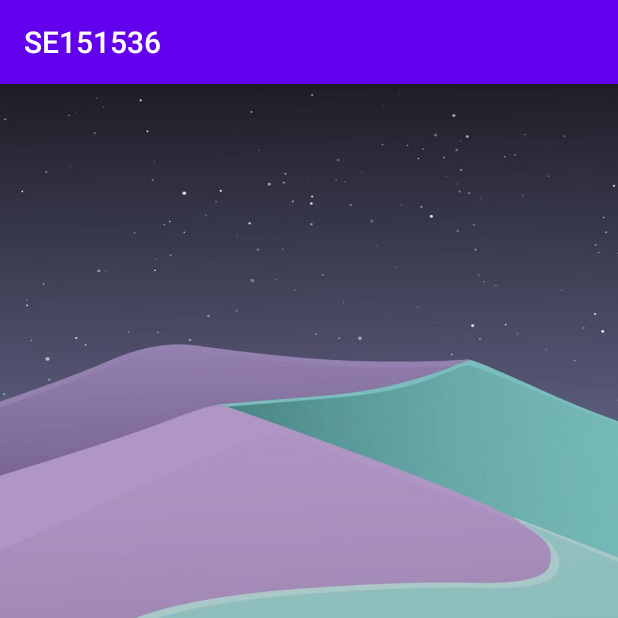
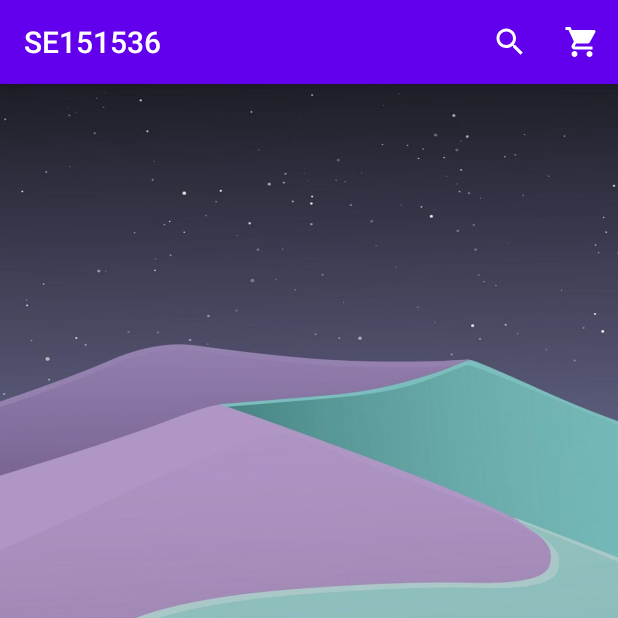
Before and after one commit to pvnamGit/prm301, an Android app: the RecycleViewActivity screen opened directly, with no data from a screen before it, on a phone screen of 412 x 824 dp, the top half of it. Run offline under Robolectric (Android 15) with nearby library versions, the phone set to English and light mode, and no system bars.

Commit message:
create search bar

```diff
--- a/app/src/main/java/com/se151536_phanvannam/recycle/RecycleViewActivity.java
+++ b/app/src/main/java/com/se151536_phanvannam/recycle/RecycleViewActivity.java
@@ -5,6 +5,8 @@ import android.support.annotation.Nullable;
 import android.support.v7.app.AppCompatActivity;
 import android.support.v7.widget.LinearLayoutManager;
 import android.support.v7.widget.RecyclerView;
+import android.view.Menu;
+import android.view.MenuInflater;
 
 import com.se151536_phanvannam.R;
 import com.se151536_phanvannam.adapter.Adapter;
@@ -33,4 +35,11 @@ public class RecycleViewActivity extends AppCompatActivity {
         recyclerView.setAdapter(adapter);
         recyclerView.setLayoutManager(linearLayoutManager);
     }
+
+    @Override
+    public boolean onCreateOptionsMenu(Menu menu) {
+        MenuInflater inflater = getMenuInflater();
+        inflater.inflate(R.menu.search_menu, menu);
+        return super.onCreateOptionsMenu(menu);
+    }
 }
--- /dev/null
+++ b/app/src/main/res/drawable/ic_baseline_search_24.xml
@@ -0,0 +1,10 @@
+<vector xmlns:android="http://schemas.android.com/apk/res/android"
+    android:width="24dp"
+    android:height="24dp"
+    android:viewportWidth="24"
+    android:viewportHeight="24"
+    android:tint="?attr/colorControlNormal">
+  <path
+      android:fillColor="@android:color/white"
+      android:pathData="M15.5,14h-0.79l-0.28,-0.27C15.41,12.59 16,11.11 16,9.5 16,5.91 13.09,3 9.5,3S3,5.91 3,9.5 5.91,16 9.5,16c1.61,0 3.09,-0.59 4.23,-1.57l0.27,0.28v0.79l5,4.99L20.49,19l-4.99,-5zM9.5,14C7.01,14 5,11.99 5,9.5S7.01,5 9.5,5 14,7.01 14,9.5 11.99,14 9.5,14z"/>
+</vector>
--- /dev/null
+++ b/app/src/main/res/drawable/ic_baseline_shopping_cart_24.xml
@@ -0,0 +1,10 @@
+<vector xmlns:android="http://schemas.android.com/apk/res/android"
+    android:width="24dp"
+    android:height="24dp"
+    android:viewportWidth="24"
+    android:viewportHeight="24"
+    android:tint="?attr/colorControlNormal">
+  <path
+      android:fillColor="@android:color/white"
+      android:pathData="M7,18c-1.1,0 -1.99,0.9 -1.99,2S5.9,22 7,22s2,-0.9 2,-2 -0.9,-2 -2,-2zM1,2v2h2l3.6,7.59 -1.35,2.45c-0.16,0.28 -0.25,0.61 -0.25,0.96 0,1.1 0.9,2 2,2h12v-2L7.42,15c-0.14,0 -0.25,-0.11 -0.25,-0.25l0.03,-0.12 0.9,-1.63h7.45c0.75,0 1.41,-0.41 1.75,-1.03l3.58,-6.49c0.08,-0.14 0.12,-0.31 0.12,-0.48 0,-0.55 -0.45,-1 -1,-1L5.21,4l-0.94,-2L1,2zM17,18c-1.1,0 -1.99,0.9 -1.99,2s0.89,2 1.99,2 2,-0.9 2,-2 -0.9,-2 -2,-2z"/>
+</vector>
--- /dev/null
+++ b/app/src/main/res/menu/search_menu.xml
@@ -0,0 +1,13 @@
+<?xml version="1.0" encoding="utf-8"?>
+<menu xmlns:app="http://schemas.android.com/apk/res-auto"
+    xmlns:android="http://schemas.android.com/apk/res/android">
+    <item android:id="@+id/search"
+        android:icon="@drawable/ic_baseline_search_24"
+        app:showAsAction="collapseActionView|ifRoom"
+        app:actionViewClass="android.widget.SearchView"
+        android:title="Search" />
+    <item android:id="@+id/shopping_cart"
+        android:icon="@drawable/ic_baseline_shopping_cart_24"
+        app:showAsAction="collapseActionView|ifRoom"
+        android:title="Shopping Cart" />
+</menu>
```
